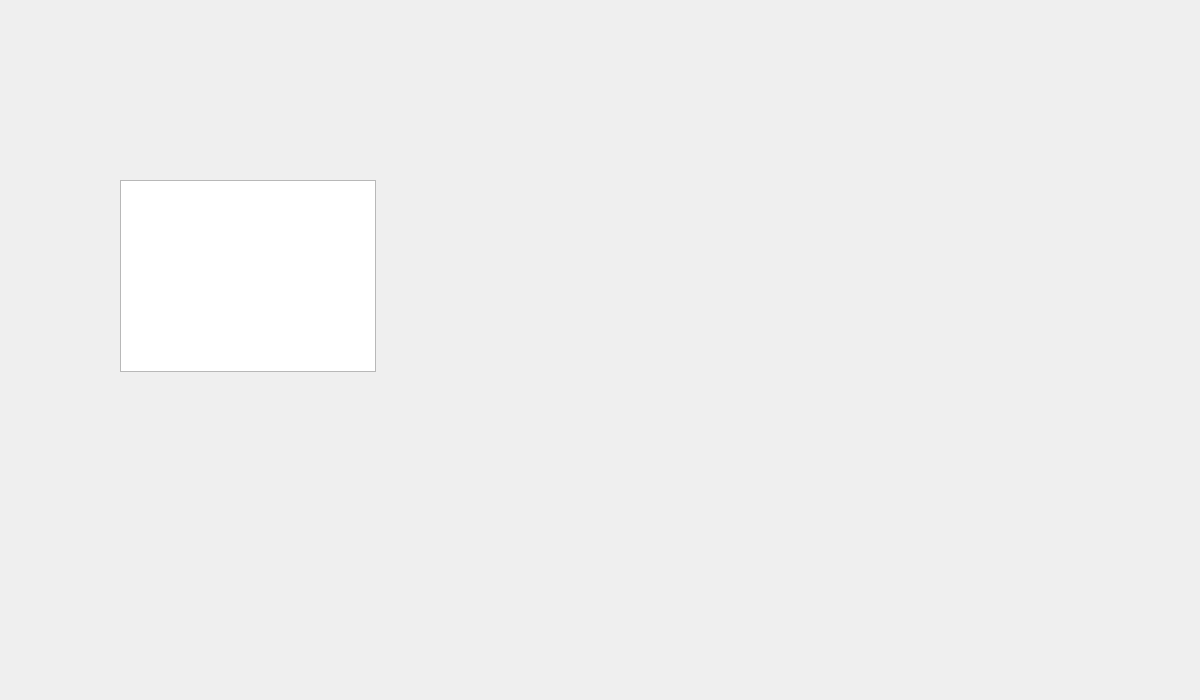
This is CS1D-Basketball-master/Basketball/conference.ui in moetaei/CS1D-Basketball as Qt 5 draws it before an edit. The edited form follows.
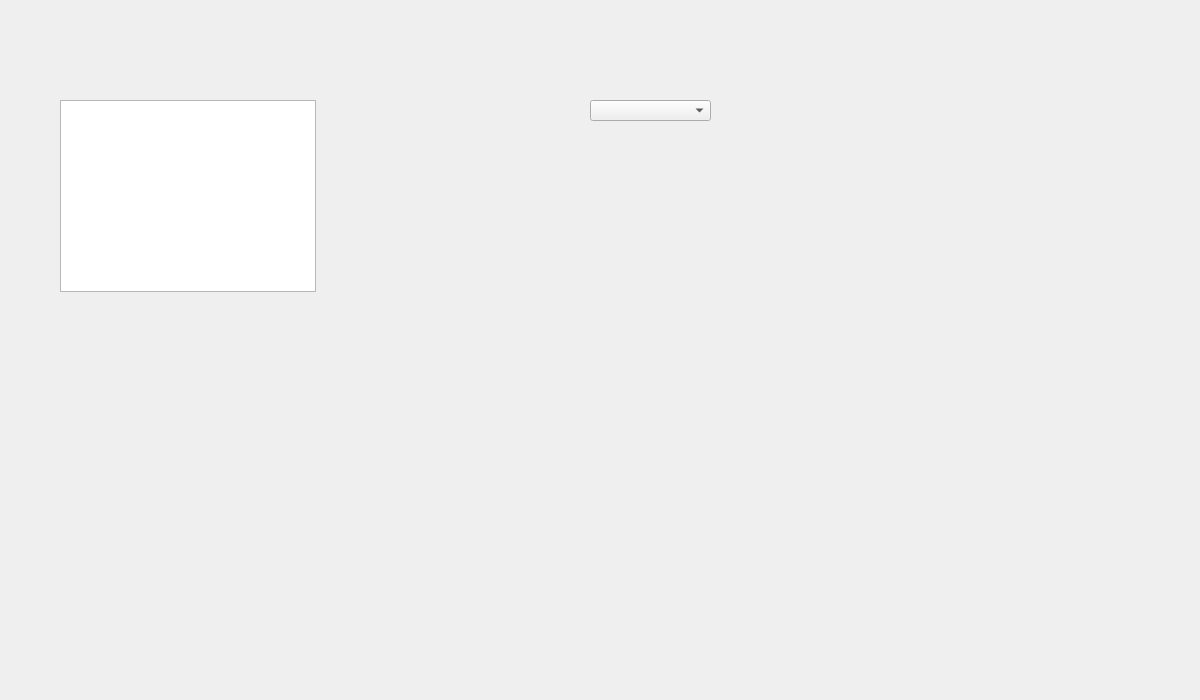
This is the edited form.

```diff
--- a/CS1D-Basketball-master/Basketball/conference.ui
+++ b/CS1D-Basketball-master/Basketball/conference.ui
@@ -16,13 +16,23 @@
   <widget class="QTableView" name="conferenceTable">
    <property name="geometry">
     <rect>
-     <x>120</x>
-     <y>180</y>
+     <x>60</x>
+     <y>100</y>
      <width>256</width>
      <height>192</height>
     </rect>
    </property>
   </widget>
+  <widget class="QComboBox" name="comboBox">
+   <property name="geometry">
+    <rect>
+     <x>590</x>
+     <y>100</y>
+     <width>121</width>
+     <height>21</height>
+    </rect>
+   </property>
+  </widget>
  </widget>
  <resources/>
  <connections/>
```
